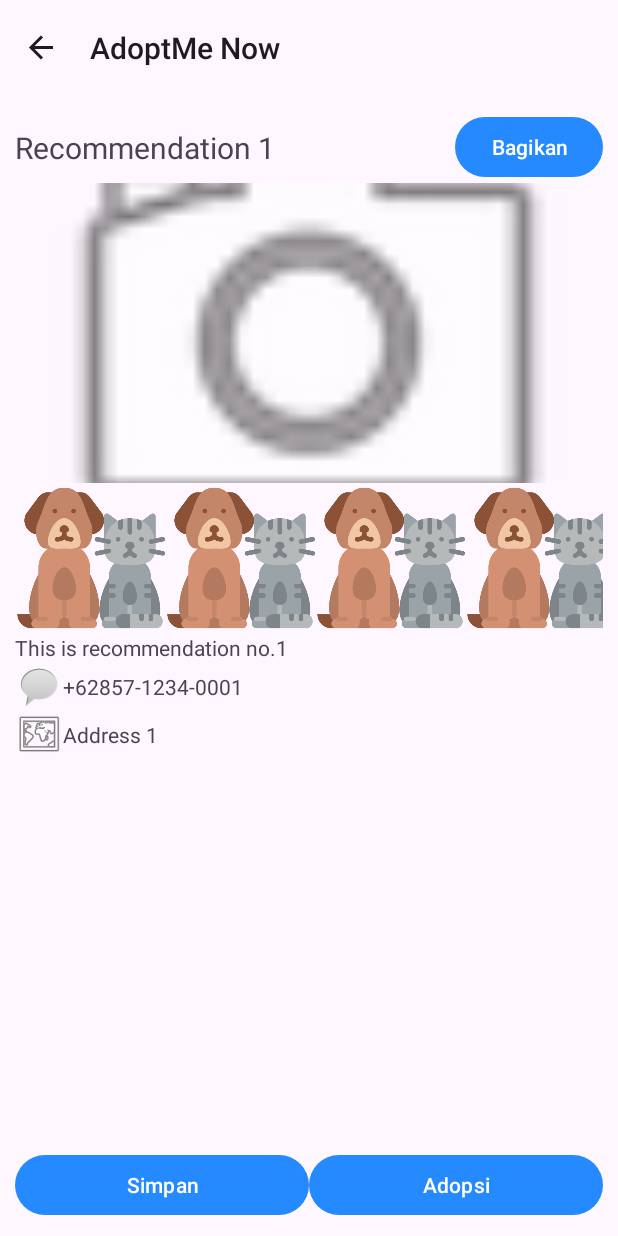
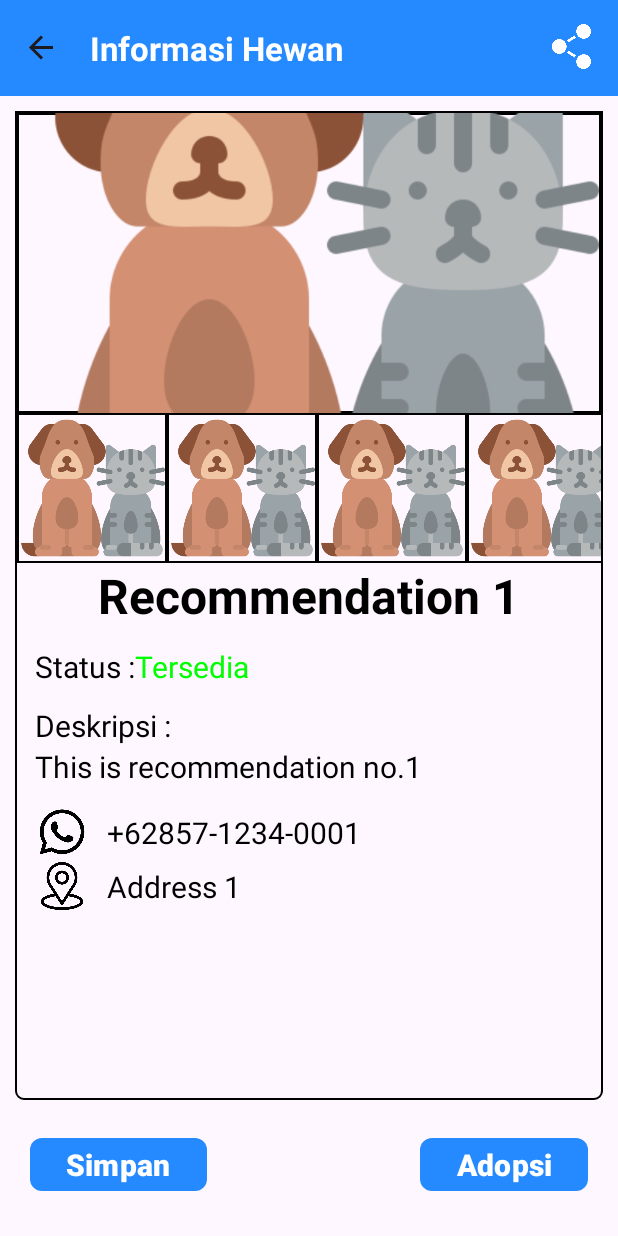
Before and after one commit to rico-r/AdoptMeNow, an Android app: the screen it shows after launch (MainActivity), after a tap on an icon or button, on a phone screen of 412 x 824 dp. Run offline under Robolectric (Android 15) with nearby library versions, the phone set to English and light mode, and no system bars; our stand-ins replace Firebase (no records; nobody signed in at launch, a user with empty details on screens opened directly), data binding, navigation-ui; 1 statement that could not run was skipped.

Commit message:
Update adoption info screen

```diff
--- a/app/src/main/java/com/kelompok5/adoptmenow/home/HomeItemAdapter.kt
+++ b/app/src/main/java/com/kelompok5/adoptmenow/home/HomeItemAdapter.kt
@@ -24,7 +24,7 @@ class HomeItemAdapter(
                     PetInfo(
                         "",
                         "Recommendation $position",
-                        PetInfo.Status.Available,
+                        true,
                         "This is recommendation no.$position",
                         "+62857-1234-000$position",
                         "Address $position",
--- a/app/src/main/java/com/kelompok5/adoptmenow/petinfo/ImageListAdapter.kt
+++ b/app/src/main/java/com/kelompok5/adoptmenow/petinfo/ImageListAdapter.kt
@@ -18,7 +18,7 @@ class ImageListAdapter(
     class ImageViewHolder(private var binding: ListItemInfoImageBinding):
         RecyclerView.ViewHolder(binding.root) {
         fun bind(url: String) {
-            binding.imageSrc = "/test.jpg"
+            binding.imageSrc = url
             binding.executePendingBindings()
         }
     }
--- a/app/src/main/java/com/kelompok5/adoptmenow/petinfo/PetInfo.kt
+++ b/app/src/main/java/com/kelompok5/adoptmenow/petinfo/PetInfo.kt
@@ -5,13 +5,10 @@ import java.io.Serializable
 data class PetInfo(
     var dataUrl: String,
     var title: String,
-    var status: Status,
+    var available: Boolean,
     var description: String,
     var phone: String,
     var address: String,
     var images: List<String>
 ) : Serializable {
-    enum class Status {
-        Available, Closed, Rejected, Pending
-    }
 }
--- a/app/src/main/java/com/kelompok5/adoptmenow/petinfo/PetInfoFragment.kt
+++ b/app/src/main/java/com/kelompok5/adoptmenow/petinfo/PetInfoFragment.kt
@@ -2,6 +2,9 @@ package com.kelompok5.adoptmenow.petinfo
 
 import android.os.Bundle
 import android.view.LayoutInflater
+import android.view.Menu
+import android.view.MenuInflater
+import android.view.MenuItem
 import android.view.View
 import android.view.ViewGroup
 import androidx.databinding.DataBindingUtil
@@ -9,6 +12,7 @@ import androidx.fragment.app.Fragment
 import androidx.navigation.fragment.findNavController
 import androidx.recyclerview.widget.GridLayoutManager
 import com.kelompok5.adoptmenow.R
+import com.kelompok5.adoptmenow.bindImage
 import com.kelompok5.adoptmenow.databinding.FragmentPetInfoBinding
 
 class PetInfoFragment : Fragment() {
@@ -29,7 +33,7 @@ class PetInfoFragment : Fragment() {
         }
 
         val images = arguments.petInfo.images
-        binding.firstImage.setImageResource(android.R.drawable.ic_menu_camera)
+        bindImage(binding.firstImage, images[0])
 
         if(images.size == 1) {
             binding.imageContainer.visibility = View.GONE
@@ -38,7 +42,21 @@ class PetInfoFragment : Fragment() {
             binding.imageContainer.layoutManager =  layoutManager
             binding.imageContainer.adapter = ImageListAdapter(images.drop(1))
         }
+
+        // Set status text
+        binding.status.text = resources.getText(if(arguments.petInfo.available) R.string.status_available else R.string.status_not_available)
+
+        setHasOptionsMenu(true)
         return binding.root
     }
 
+    override fun onCreateOptionsMenu(menu: Menu, inflater: MenuInflater) {
+        super.onCreateOptionsMenu(menu, inflater)
+        inflater.inflate(R.menu.menu_share, menu)
+    }
+
+    override fun onOptionsItemSelected(item: MenuItem): Boolean {
+        // TODO: share feature here
+        return super.onOptionsItemSelected(item)
+    }
 }
--- /dev/null
+++ b/app/src/main/res/drawable/primary_button.xml
@@ -0,0 +1,9 @@
+<?xml version="1.0" encoding="utf-8"?>
+<selector xmlns:android="http://schemas.android.com/apk/res/android">
+    <item>
+        <shape android:shape="rectangle">
+            <solid android:color="?colorPrimary" />
+            <corners android:radius="8dp" />
+        </shape>
+    </item>
+</selector>
--- /dev/null
+++ b/app/src/main/res/drawable/simple_border.xml
@@ -0,0 +1,6 @@
+<?xml version="1.0" encoding="utf-8"?>
+<shape xmlns:android="http://schemas.android.com/apk/res/android" android:shape="rectangle">
+    <stroke
+        android:width="1dp"
+        android:color="@color/black" />
+</shape>
--- /dev/null
+++ b/app/src/main/res/drawable/simple_rounded_bottom_bg.xml
@@ -0,0 +1,10 @@
+<?xml version="1.0" encoding="utf-8"?>
+<shape xmlns:android="http://schemas.android.com/apk/res/android" android:shape="rectangle">
+    <stroke
+        android:width="1dp"
+        android:color="@color/black" />
+    <solid android:color="?attr/colorSurface" />
+    <corners
+        android:bottomLeftRadius="5dp"
+        android:bottomRightRadius="5dp"/>
+</shape>
--- a/app/src/main/res/layout/fragment_pet_info.xml
+++ b/app/src/main/res/layout/fragment_pet_info.xml
@@ -9,37 +9,25 @@
             type="com.kelompok5.adoptmenow.petinfo.PetInfo" />
     </data>
 
-    <androidx.constraintlayout.widget.ConstraintLayout
+    <LinearLayout
         android:layout_width="match_parent"
         android:layout_height="match_parent"
-        android:layout_marginTop="?actionBarSize"
-        android:padding="10dp"
-        tools:context=".adoptform.AdoptionFormFragment" >
+        android:orientation="vertical"
+        tools:context=".adoptform.AdoptionFormFragment">
 
-        <TextView
-            android:id="@+id/title"
-            android:layout_width="wrap_content"
-            android:layout_height="wrap_content"
-            android:textSize="20sp"
-            android:text="@{info.title}"
-            tools:text="Kucing Persia"
-            app:layout_constraintStart_toStartOf="parent"
-            app:layout_constraintTop_toTopOf="@id/share_button"
-            app:layout_constraintBottom_toBottomOf="@id/share_button" />
-
-        <Button
-            android:id="@+id/share_button"
-            android:layout_width="wrap_content"
-            android:layout_height="wrap_content"
-            android:text="@string/share"
-            app:layout_constraintEnd_toEndOf="parent"
-            app:layout_constraintTop_toTopOf="parent" />
+        <View
+            android:layout_width="match_parent"
+            android:layout_height="?actionBarSize"
+            android:background="?colorPrimary"/>
 
             <ScrollView
                 android:layout_width="match_parent"
-            android:layout_height="0dp"
+                android:layout_height="match_parent"
+                android:layout_weight="1.0"
+                android:layout_margin="10dp"
+                android:padding="1dp"
+                android:background="@drawable/simple_rounded_bottom_bg"
                 android:id="@+id/scroll_view"
-            app:layout_constraintTop_toBottomOf="@id/share_button"
                 app:layout_constraintBottom_toTopOf="@id/save_button">
 
                 <androidx.constraintlayout.widget.ConstraintLayout
@@ -50,6 +38,8 @@
                         android:layout_width="match_parent"
                         android:layout_height="200dp"
                         android:scaleType="centerCrop"
+                        android:background="@drawable/simple_border"
+                        android:padding="1dp"
                         android:id="@+id/first_image"
                         app:layout_constraintTop_toTopOf="parent"
                         tools:srcCompat="@tools:sample/backgrounds/scenic" />
@@ -63,35 +53,92 @@
                         tools:itemCount="5" />
 
                     <TextView
+                        android:id="@+id/title"
+                        android:layout_width="wrap_content"
+                        android:layout_height="wrap_content"
+                        android:textSize="32sp"
+                        android:text="@{info.title}"
+                        android:textStyle="bold"
+                        android:textColor="@color/black"
+                        tools:text="Kucing Persia"
+                        app:layout_constraintStart_toStartOf="parent"
+                        app:layout_constraintEnd_toEndOf="parent"
+                        app:layout_constraintTop_toBottomOf="@id/image_container" />
+
+                    <TextView
+                        android:layout_width="0dp"
+                        android:layout_height="wrap_content"
+                        android:layout_marginTop="12dp"
+                        android:layout_marginStart="12dp"
+                        android:id="@+id/status_label"
+                        android:text="@string/status_label"
+                        android:textSize="@dimen/info_text_size"
+                        android:textColor="@color/black"
+                        app:layout_constraintTop_toBottomOf="@id/title"
+                        app:layout_constraintStart_toStartOf="parent"/>
+
+                    <TextView
+                        android:layout_width="0dp"
+                        android:layout_height="wrap_content"
+                        android:id="@+id/status"
+                        tools:text="@string/status_available"
+                        android:textSize="@dimen/info_text_size"
+                        app:layout_constraintTop_toTopOf="@id/status_label"
+                        app:layout_constraintBottom_toBottomOf="@id/status_label"
+                        app:layout_constraintStart_toEndOf="@id/status_label"/>
+
+                    <TextView
+                        android:layout_width="0dp"
+                        android:layout_height="wrap_content"
+                        android:layout_marginTop="12dp"
+                        android:layout_marginStart="12dp"
+                        android:id="@+id/description_label"
+                        android:text="@string/description_label"
+                        android:textSize="@dimen/info_text_size"
+                        android:textColor="@color/black"
+                        app:layout_constraintTop_toBottomOf="@id/status_label"
+                        app:layout_constraintStart_toStartOf="parent"/>
+
+                    <TextView
                         android:layout_width="match_parent"
                         android:layout_height="wrap_content"
+                        android:layout_marginHorizontal="12dp"
                         android:id="@+id/description"
                         android:text="@{info.description}"
-                    app:layout_constraintTop_toBottomOf="@id/image_container"
-                    tools:text="@tools:sample/lorem/random" />
+                        android:textSize="20sp"
+                        android:textColor="@color/black"
+                        app:layout_constraintTop_toBottomOf="@id/description_label"
+                        tools:text="@tools:sample/lorem" />
 
                     <ImageView
-                    android:layout_width="wrap_content"
-                    android:layout_height="wrap_content"
+                        android:layout_width="32dp"
+                        android:layout_height="32dp"
+                        android:layout_marginTop="14dp"
+                        android:layout_marginStart="14dp"
                         android:id="@+id/phone_icon"
-                    android:src="@android:drawable/sym_action_chat"
+                        android:src="@drawable/whatsapp"
                         app:layout_constraintTop_toBottomOf="@id/description"
-                    app:layout_constraintStart_toStartOf="parent" />
+                        app:layout_constraintStart_toStartOf="parent"/>
 
                     <TextView
                         android:layout_width="wrap_content"
                         android:layout_height="wrap_content"
+                        android:layout_marginStart="14dp"
                         android:text="@{info.phone}"
+                        android:textSize="@dimen/info_text_size"
+                        android:textColor="@color/black"
                         app:layout_constraintTop_toTopOf="@id/phone_icon"
                         app:layout_constraintBottom_toBottomOf="@id/phone_icon"
                         app:layout_constraintLeft_toRightOf="@id/phone_icon"
                         tools:text="@tools:sample/us_phones" />
 
                     <ImageView
-                    android:layout_width="wrap_content"
-                    android:layout_height="wrap_content"
+                        android:layout_width="32dp"
+                        android:layout_height="32dp"
+                        android:layout_marginTop="4dp"
+                        android:layout_marginStart="14dp"
                         android:id="@+id/location_icon"
-                    android:src="@android:drawable/ic_menu_mapmode"
+                        android:src="@drawable/location"
                         app:layout_constraintTop_toBottomOf="@id/phone_icon"
                         app:layout_constraintStart_toStartOf="parent"
                         app:layout_constraintBottom_toBottomOf="parent" />
@@ -99,7 +146,10 @@
                     <TextView
                         android:layout_width="wrap_content"
                         android:layout_height="wrap_content"
+                        android:layout_marginStart="14dp"
                         android:text="@{info.address}"
+                        android:textSize="@dimen/info_text_size"
+                        android:textColor="@color/black"
                         app:layout_constraintTop_toTopOf="@id/location_icon"
                         app:layout_constraintBottom_toBottomOf="@id/location_icon"
                         app:layout_constraintLeft_toRightOf="@id/location_icon"
@@ -109,23 +159,40 @@
 
             </ScrollView>
 
+        <androidx.constraintlayout.widget.ConstraintLayout
+            android:layout_width="match_parent"
+            android:layout_height="wrap_content">
+
             <Button
-            android:layout_width="0dp"
+                style="@style/primaryButton"
+                android:layout_width="wrap_content"
                 android:layout_height="wrap_content"
+                android:layout_marginTop="15dp"
+                android:layout_marginBottom="30dp"
+                android:layout_marginStart="20dp"
                 android:id="@+id/save_button"
                 android:text="@string/save"
-            app:layout_constraintBottom_toBottomOf="parent"
-            app:layout_constraintLeft_toLeftOf="parent"
-            app:layout_constraintRight_toLeftOf="@id/adopt_button" />
+                android:textSize="20sp"
+                app:layout_constraintStart_toStartOf="parent"
+                app:layout_constraintTop_toTopOf="parent"
+                app:layout_constraintBottom_toBottomOf="parent" />
 
             <Button
-            android:layout_width="0dp"
+                style="@style/primaryButton"
+                android:layout_width="wrap_content"
                 android:layout_height="wrap_content"
+                android:layout_marginTop="15dp"
+                android:layout_marginBottom="30dp"
+                android:layout_marginEnd="20dp"
                 android:id="@+id/adopt_button"
                 android:text="@string/adopt"
-            app:layout_constraintBottom_toBottomOf="parent"
-            app:layout_constraintRight_toRightOf="parent"
-            app:layout_constraintLeft_toRightOf="@id/save_button" />
+                android:textSize="20sp"
+                app:layout_constraintEnd_toEndOf="parent"
+                app:layout_constraintTop_toTopOf="parent"
+                app:layout_constraintBottom_toBottomOf="parent" />
 
         </androidx.constraintlayout.widget.ConstraintLayout>
+
+    </LinearLayout>
+
 </layout>
--- a/app/src/main/res/layout/list_item_info_image.xml
+++ b/app/src/main/res/layout/list_item_info_image.xml
@@ -18,6 +18,8 @@
             android:layout_width="0dp"
             android:layout_height="match_parent"
             android:scaleType="centerCrop"
+            android:background="@drawable/simple_border"
+            android:padding="1dp"
             app:layout_constraintDimensionRatio="1:1"
             app:layout_constraintStart_toStartOf="parent"
             app:imageSrc="@{imageSrc}"
--- /dev/null
+++ b/app/src/main/res/menu/menu_share.xml
@@ -0,0 +1,11 @@
+<?xml version="1.0" encoding="utf-8"?>
+<menu xmlns:android="http://schemas.android.com/apk/res/android"
+    xmlns:app="http://schemas.android.com/apk/res-auto">
+    <item
+        android:id="@+id/share"
+        android:enabled="true"
+        android:icon="@drawable/share"
+        android:title="@string/share"
+        android:visible="true"
+        app:showAsAction="ifRoom" />
+</menu>
--- a/app/src/main/res/navigation/navigation.xml
+++ b/app/src/main/res/navigation/navigation.xml
@@ -17,7 +17,7 @@
     <fragment
         android:id="@+id/adoptionInfoFragment"
         android:name="com.kelompok5.adoptmenow.petinfo.PetInfoFragment"
-        tools:label="PetInfoFragment"
+        android:label="@string/pet_info"
         tools:layout="@layout/fragment_pet_info" >
         <action
             android:id="@+id/action_adoptionInfoFragment_to_adoptionFormFragment"
--- a/app/src/main/res/values/dimens.xml
+++ b/app/src/main/res/values/dimens.xml
@@ -2,4 +2,5 @@
 <resources xmlns:tools="http://schemas.android.com/tools">
     <dimen name="home_item_margin">20dp</dimen>
     <dimen name="card_margin">8dp</dimen>
+    <dimen name="info_text_size">20sp</dimen>
 </resources>
--- a/app/src/main/res/values/strings.xml
+++ b/app/src/main/res/values/strings.xml
@@ -22,6 +22,9 @@
     <string name="gender">Jenis kelamin</string>
     <string name="adopt_reason">Alasan adopsi</string>
     <string name="send">Kirim</string>
-    <!-- TODO: Remove or change this placeholder text -->
-    <string name="hello_blank_fragment">Hello blank fragment</string>
+    <string name="status_label">Status : </string>
+    <string name="status_available"><font color="green">Tersedia</font></string>
+    <string name="status_not_available"><font color="red">Sudah Diadopsi</font></string>
+    <string name="description_label">Deskripsi : </string>
+    <string name="pet_info">Informasi Hewan</string>
 </resources>
--- a/app/src/main/res/values/themes.xml
+++ b/app/src/main/res/values/themes.xml
@@ -4,6 +4,12 @@
         <item name="android:background">@null</item>
         <!-- Support library compatibility -->
         <item name="background">@null</item>
+        <item name="titleTextStyle">@style/App.ActionBar.Text</item>
+    </style>
+
+    <style name="App.ActionBar.Text" parent="@style/TextAppearance.Material3.ActionBar.Title">
+        <item name="android:textColor">@color/white</item>
+        <item name="android:textStyle">bold</item>
     </style>
 
     <!-- Base application theme. -->
@@ -13,6 +19,8 @@
 
     <style name="Theme.AdoptMeNow" parent="Base.Theme.AdoptMeNow">
         <item name="tabStyle">@style/Widget.App.MainTabLayout</item>
+        <item name="textFillColor">@color/black</item>
+        <item name="colorOnSurface">#FFF</item>
 
         <!-- Make action bar transparent -->
         <item name="android:actionBarStyle">@style/ThemeActionBar</item>
@@ -33,4 +41,14 @@
     <style name="CarouselImage">
         <item name="cornerSize">6dp</item>
     </style>
+
+    <style name="primaryButton">
+        <item name="android:background">@drawable/primary_button</item>
+        <item name="android:textColor">?colorOnSurface</item>
+        <item name="android:textStyle">bold</item>
+        <item name="android:minHeight">0dp</item>
+        <item name="android:minWidth">0dp</item>
+        <item name="android:paddingTop">0dp</item>
+        <item name="android:paddingBottom">0dp</item>
+    </style>
 </resources>
```
Also changed, not shown: app/src/main/res/drawable/share.png (added), app/src/main/res/drawable/whatsapp.png (added). Lines whose indentation alone changed are shown as unchanged.
